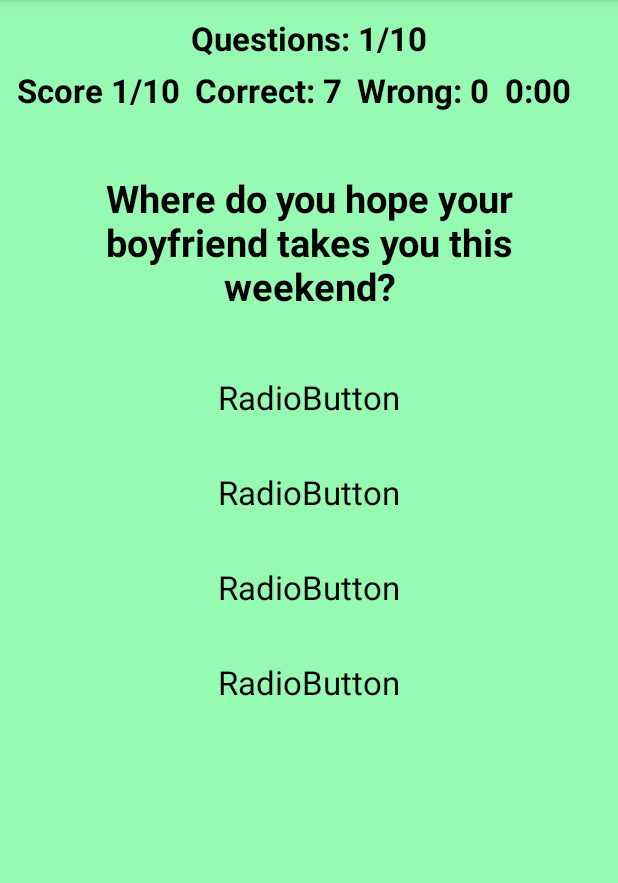
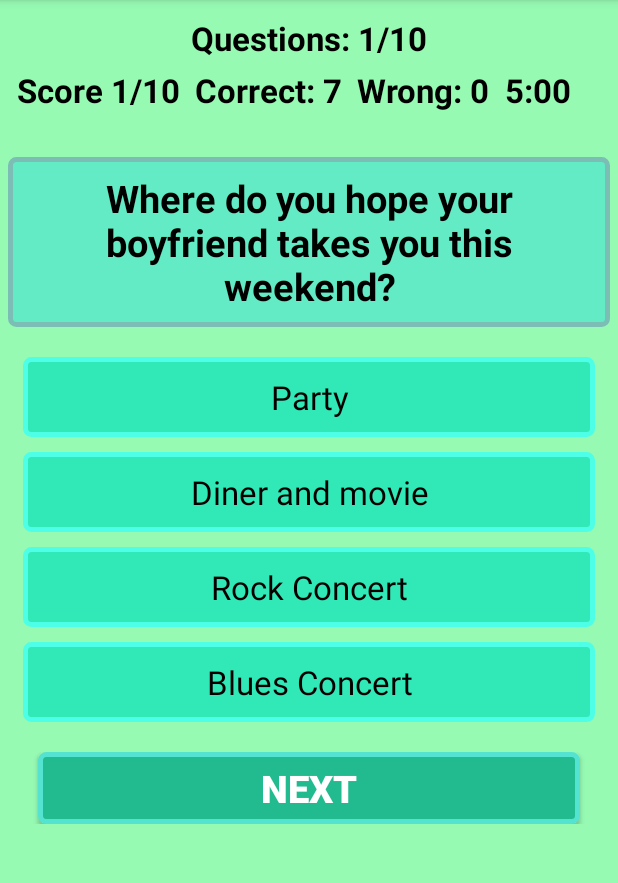
Before and after one commit to mateuszd2411/QuizAppSQLite, an Android app: the screen it shows after launch (MainActivity before the commit, QuizActivity after it), on a phone screen of 412 x 824 dp, the part 84-967 px from its top. Run offline under Robolectric (Android 15) with nearby library versions, the phone set to English and light mode, and no system bars.

Commit message:
added background buttons and background questions, next button

```diff
--- a/app/src/main/AndroidManifest.xml
+++ b/app/src/main/AndroidManifest.xml
@@ -9,7 +9,7 @@
         android:roundIcon="@mipmap/ic_launcher_round"
         android:supportsRtl="true"
         android:theme="@style/AppTheme">
-        <activity android:name=".MainActivity">
+        <activity android:name=".QuizActivity">
             <intent-filter>
                 <action android:name="android.intent.action.MAIN" />
 
--- a/app/src/main/java/com/mat/quizappsqlite/MainActivity.java
+++ b/app/src/main/java/com/mat/quizappsqlite/QuizActivity.java
@@ -4,11 +4,11 @@ import androidx.appcompat.app.AppCompatActivity;
 
 import android.os.Bundle;
 
-public class MainActivity extends AppCompatActivity {
+public class QuizActivity extends AppCompatActivity {
 
     @Override
     protected void onCreate(Bundle savedInstanceState) {
         super.onCreate(savedInstanceState);
-        setContentView(R.layout.activity_main);
+        setContentView(R.layout.activity_quiz);
     }
 }
--- /dev/null
+++ b/app/src/main/res/drawable-v24/buttons_background.xml
@@ -0,0 +1,13 @@
+<?xml version="1.0" encoding="utf-8"?>
+<shape xmlns:android="http://schemas.android.com/apk/res/android"
+    android:shape="rectangle">
+
+    <corners android:radius="4dp"/>
+
+    <solid android:color="#31E8B7"/>
+
+    <stroke android:width="3dp"
+        android:color="#4DFFE7"
+        />
+
+</shape>
--- /dev/null
+++ b/app/src/main/res/drawable-v24/confirm_buttons_background.xml
@@ -0,0 +1,13 @@
+<?xml version="1.0" encoding="utf-8"?>
+<shape xmlns:android="http://schemas.android.com/apk/res/android"
+    android:shape="rectangle">
+
+    <corners android:radius="4dp"/>
+
+    <solid android:color="#22BA8F"/>
+
+    <stroke android:width="3dp"
+        android:color="#53E3D0"
+        />
+
+</shape>
--- /dev/null
+++ b/app/src/main/res/drawable/question_container_background.xml
@@ -0,0 +1,13 @@
+<?xml version="1.0" encoding="utf-8"?>
+<shape xmlns:android="http://schemas.android.com/apk/res/android"
+    android:shape="rectangle">
+
+    <corners android:radius="4dp"/>
+
+    <solid android:color="#62EBC4"/>
+
+    <stroke android:width="3dp"
+        android:color="#7CBDB6"
+        />
+
+</shape>
--- a/app/src/main/res/layout/activity_main.xml
+++ b/app/src/main/res/layout/activity_quiz.xml
@@ -7,7 +7,7 @@
     android:orientation="vertical"
     android:background="#96fab3"
     android:layout_height="match_parent"
-    tools:context=".MainActivity">
+    tools:context=".QuizActivity">
 
     <TextView
         android:id="@+id/txtTotalQuestion"
@@ -69,7 +69,7 @@
             android:layout_height="wrap_content"
             android:layout_marginTop="5dp"
             android:layout_marginEnd="10dp"
-            android:text="0:00"
+            android:text="5:00"
             android:textAlignment="center"
             android:textColor="#000"
             android:textSize="22sp"
@@ -87,6 +87,7 @@
             android:id="@+id/textView"
             android:layout_width="match_parent"
             android:layout_height="wrap_content"
+            android:background="@drawable/question_container_background"
             android:gravity="center"
             android:textSize="25sp"
             android:textStyle="bold"
@@ -112,9 +113,11 @@
 
             <RadioButton
                 android:id="@+id/radioButton1"
-                android:layout_width="wrap_content"
+                android:layout_width="match_parent"
                 android:layout_height="wrap_content"
-                android:text="RadioButton"
+                android:background="@drawable/buttons_background"
+                android:text="Party"
+                android:textAlignment="center"
                 android:textColor="#000"
                 android:textSize="22sp"
                 android:padding="12dp"
@@ -124,9 +127,11 @@
 
             <RadioButton
                 android:id="@+id/radioButton2"
-                android:layout_width="wrap_content"
+                android:layout_width="match_parent"
                 android:layout_height="wrap_content"
-                android:text="RadioButton"
+                android:background="@drawable/buttons_background"
+                android:text="Diner and movie"
+                android:textAlignment="center"
                 android:textColor="#000"
                 android:textSize="22sp"
                 android:padding="12dp"
@@ -136,9 +141,11 @@
 
             <RadioButton
                 android:id="@+id/radioButton3"
-                android:layout_width="wrap_content"
+                android:layout_width="match_parent"
                 android:layout_height="wrap_content"
-                android:text="RadioButton"
+                android:background="@drawable/buttons_background"
+                android:text="Rock Concert"
+                android:textAlignment="center"
                 android:textColor="#000"
                 android:textSize="22sp"
                 android:padding="12dp"
@@ -148,9 +155,11 @@
 
             <RadioButton
                 android:id="@+id/radioButton4"
-                android:layout_width="wrap_content"
+                android:layout_width="match_parent"
                 android:layout_height="wrap_content"
-                android:text="RadioButton"
+                android:background="@drawable/buttons_background"
+                android:text="Blues Concert"
+                android:textAlignment="center"
                 android:textColor="#000"
                 android:textSize="22sp"
                 android:padding="12dp"
@@ -158,6 +167,25 @@
                 android:button="@null"
                 android:freezesText="true"/>
         </RadioGroup>
+
+        <LinearLayout
+            android:layout_width="match_parent"
+            android:layout_height="wrap_content"
+            android:layout_marginTop="20dp"
+            android:orientation="vertical">
+
+            <Button
+                android:id="@+id/button"
+                android:layout_width="match_parent"
+                android:layout_height="wrap_content"
+                android:layout_marginStart="10dp"
+                android:layout_marginEnd="10dp"
+                android:text="Next"
+                android:textColor="#FFF"
+                android:textStyle="bold"
+                android:textSize="25sp"
+                android:background="@drawable/confirm_buttons_background"/>
+        </LinearLayout>
     </LinearLayout>
 
 
```
